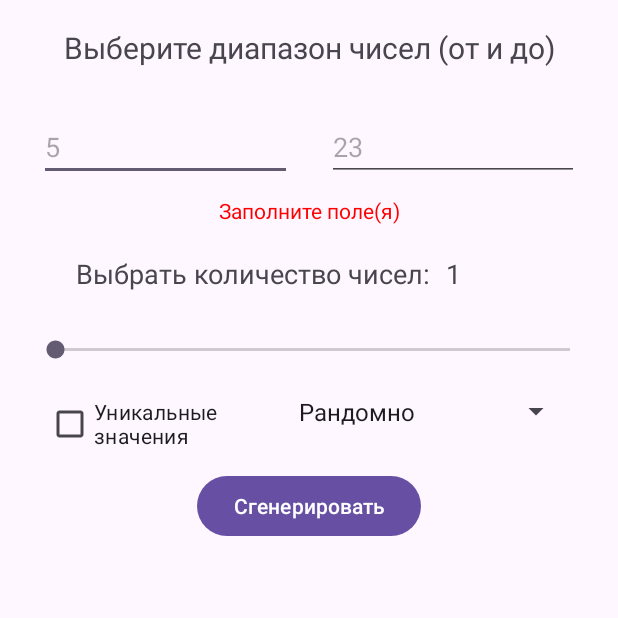
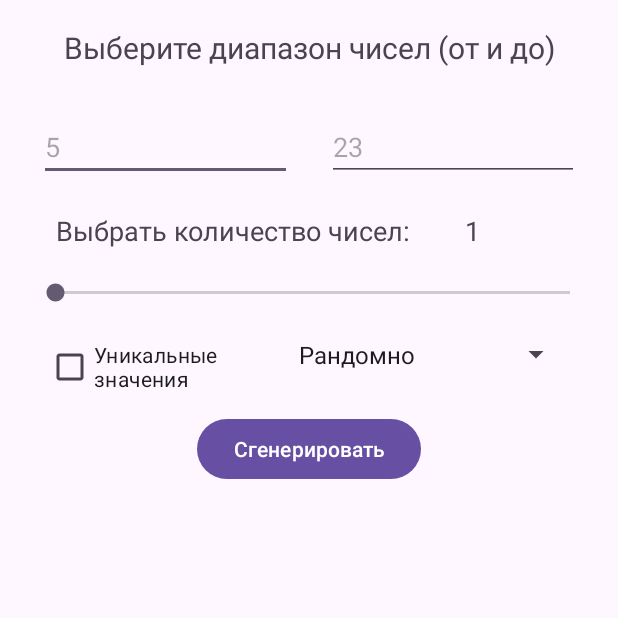
Before and after one commit to myfenix92/RandomNumberApp, an Android app: the screen it shows after launch (MainActivity), after a tap on "Сгенерировать", on a phone screen of 412 x 824 dp, the top half of it. Run offline under Robolectric (Android 15) with nearby library versions, the phone set to English and light mode, and no system bars.

Commit message:
feat: add toast for errors

```diff
--- a/app/src/main/java/com/hfad/randomnumber/MainActivity.java
+++ b/app/src/main/java/com/hfad/randomnumber/MainActivity.java
@@ -7,6 +7,7 @@ import android.os.Bundle;
 import android.text.Editable;
 import android.text.TextWatcher;
 import android.text.method.ScrollingMovementMethod;
+import android.view.Gravity;
 import android.view.View;
 import android.widget.Button;
 import android.widget.CheckBox;
@@ -14,6 +15,7 @@ import android.widget.EditText;
 import android.widget.SeekBar;
 import android.widget.Spinner;
 import android.widget.TextView;
+import android.widget.Toast;
 
 import java.util.ArrayList;
 import java.util.Collections;
@@ -79,7 +81,6 @@ public class MainActivity extends AppCompatActivity {
         TextView fromNumber = findViewById(R.id.fromNumber);
         TextView toNumber = findViewById(R.id.toNumber);
         TextView outputNumber = findViewById(R.id.outputNumbers);
-        TextView errorText = findViewById(R.id.textinput_error);
         CheckBox checkBoxUniquie = findViewById(R.id.checkBoxUniquie);
         Spinner sortValues = findViewById(R.id.sortValue);
         SeekBar seekBar = findViewById(R.id.seekBar);
@@ -89,12 +90,16 @@ public class MainActivity extends AppCompatActivity {
 
 
         if (String.valueOf(fromNumber.getText()).isEmpty() || String.valueOf(toNumber.getText()).isEmpty()) {
-            errorText.setText(getResources().getString(R.string.error_empty));
+            Toast toast = Toast.makeText(getApplicationContext(),
+                    getResources().getString(R.string.error_empty), Toast.LENGTH_SHORT);
+            toast.setGravity(Gravity.TOP, 0, 60);
+            toast.show();
         } else if (Integer.parseInt(String.valueOf(toNumber.getText())) < Integer.parseInt(String.valueOf(fromNumber.getText()))) {
-            errorText.setText(getResources().getString(R.string.error_toNumber));
+            Toast toast = Toast.makeText(getApplicationContext(),
+                    getResources().getString(R.string.error_toNumber), Toast.LENGTH_SHORT);
+            toast.setGravity(Gravity.TOP, 0, 60);
+            toast.show();
         } else {
-            errorText.setText("");
-
             List<Integer> numbers = new ArrayList<Integer>();
 
             while (numbers.size() < Integer.parseInt(String.valueOf(seekBar.getProgress()))) {
--- a/app/src/main/res/layout/activity_main.xml
+++ b/app/src/main/res/layout/activity_main.xml
@@ -92,8 +92,8 @@
         android:id="@+id/countNumber"
         android:layout_width="wrap_content"
         android:layout_height="wrap_content"
-        android:layout_marginStart="10dp"
-        android:layout_marginBottom="29dp"
+        android:layout_marginStart="36dp"
+        android:layout_marginBottom="20dp"
         android:text="1"
         android:textSize="18sp"
         app:layout_constraintBottom_toTopOf="@+id/seekBar"
@@ -104,32 +104,23 @@
         android:layout_width="0dp"
         android:layout_height="wrap_content"
         android:layout_marginStart="7dp"
-        android:layout_marginTop="74dp"
+        android:layout_marginTop="176dp"
         android:layout_marginEnd="6dp"
         android:progress="1"
         app:layout_constraintEnd_toEndOf="parent"
+        app:layout_constraintHorizontal_bias="0.0"
         app:layout_constraintStart_toStartOf="@+id/ScrollView01"
-        app:layout_constraintTop_toBottomOf="@+id/textinput_error" />
+        app:layout_constraintTop_toTopOf="parent" />
 
     <TextView
         android:id="@+id/countNumberText"
         android:layout_width="wrap_content"
         android:layout_height="wrap_content"
-        android:layout_marginStart="33dp"
+        android:layout_marginStart="20dp"
         android:text="@string/count_number"
         android:textSize="18sp"
         app:layout_constraintBaseline_toBaselineOf="@+id/countNumber"
         app:layout_constraintStart_toStartOf="@+id/seekBar" />
-
-    <TextView
-        android:id="@+id/textinput_error"
-        android:layout_width="wrap_content"
-        android:layout_height="wrap_content"
-        android:layout_marginTop="10dp"
-        android:textColor="@color/red"
-        app:layout_constraintEnd_toEndOf="parent"
-        app:layout_constraintStart_toStartOf="parent"
-        app:layout_constraintTop_toBottomOf="@+id/toNumber" />
 
     <CheckBox
         android:id="@+id/checkBoxUniquie"
--- a/app/src/main/res/values/strings.xml
+++ b/app/src/main/res/values/strings.xml
@@ -7,7 +7,6 @@
     <string name="count_number">Выбрать количество чисел:</string>
     <string name="error_toNumber">Второе число должно быть больше первого!</string>
     <string name="error_empty">Заполните поле(я)</string>
-    <string name="error_max">Введите число меньше 2147483647</string>
     <string name="uniquie_value">Уникальные значения</string>
     <string-array name="sort">
         <item>Рандомно</item>
```
